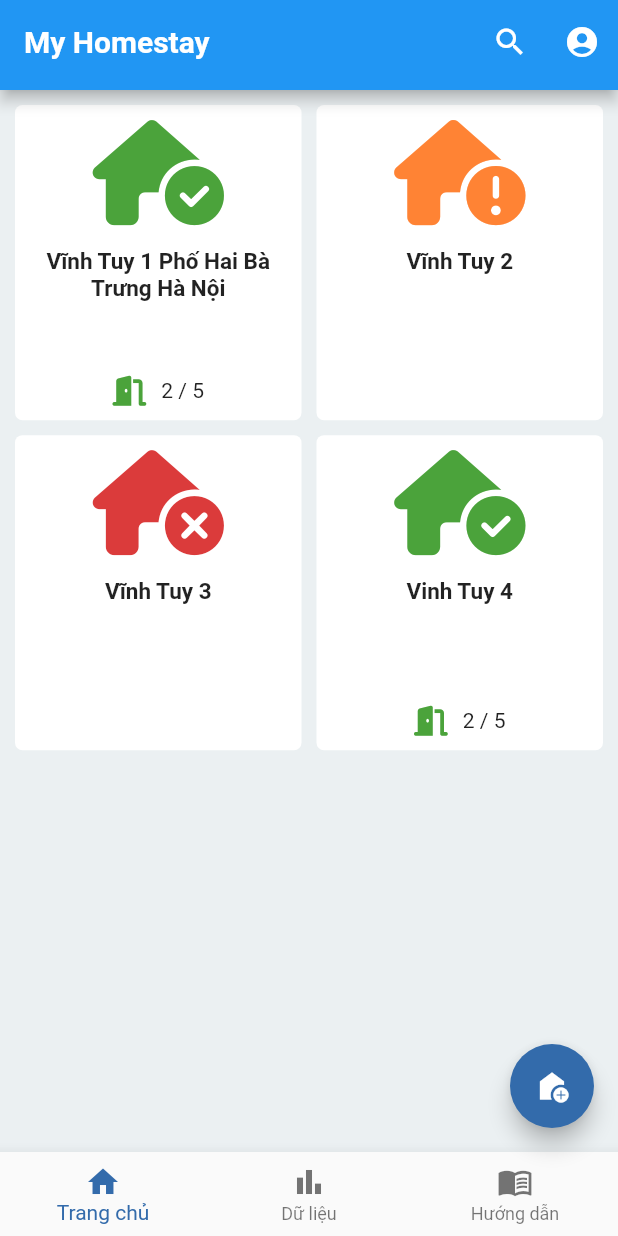
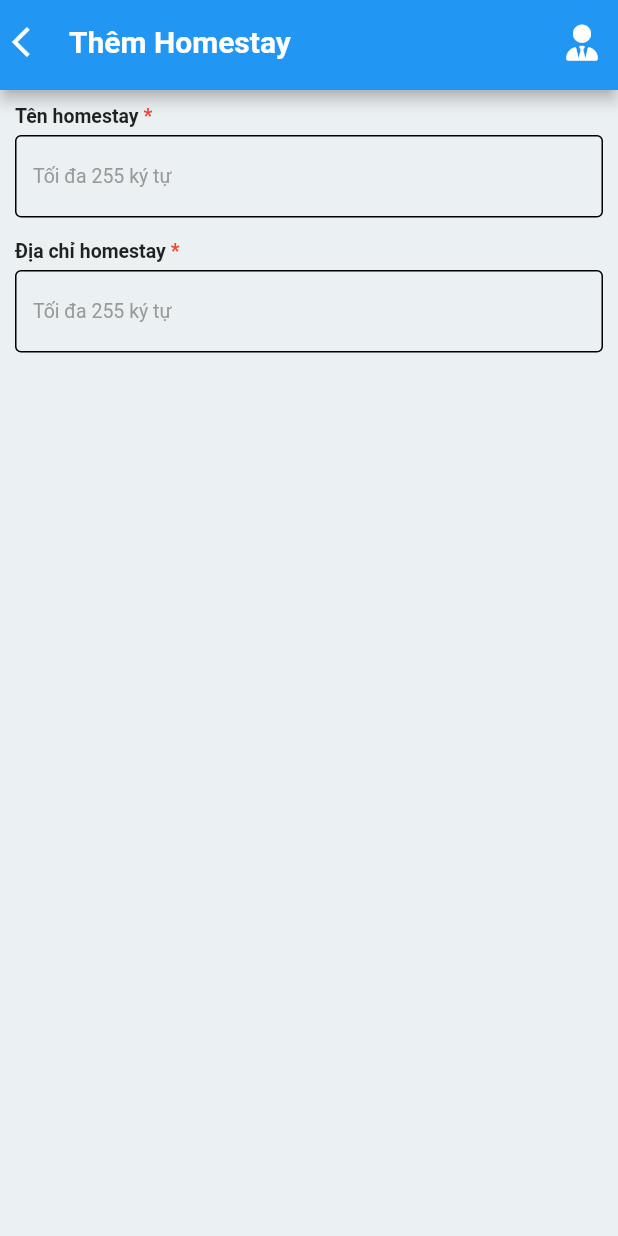
Before and after one commit to BigB0y95/manage_homestay, a Flutter app: the screen it shows after launch, after a tap on the "add home" icon, on a phone screen of 412 x 824 dp. Run offline on Flutter 3.47's test engine with Material 2 defaults, Android fonts, the phone set to English and light mode, and no system bars; our stand-ins replace flutter_speed_dial, font_awesome_flutter, get, infinite_scroll_pagination.

Commit message:
add source 2022/12/25

```diff
--- a/lib/constants/color.dart
+++ b/lib/constants/color.dart
@@ -6,6 +6,7 @@ class AppColor {
   // static const Color appBackground = Color.fromRGBO(250, 250, 250, 1);
   static const Color appBackground = Color.fromRGBO(235, 240, 242, 1);
   static const Color subTextColor = Color.fromRGBO(0x99, 0x99, 0x99, 1); // #999999
+  static const Color editIconColor = Color.fromRGBO(164, 171, 182, 1);
   // trạng thái homestay, phòng
   // static const Color emptyStatus = Color.fromRGBO(164, 171, 182, 1);
   // static const Color inhabitedStatus = Color.fromRGBO(86, 240, 0, 1);
@@ -27,4 +28,6 @@ class AppColor {
 
   static const Color planningColor = Color.fromRGBO(147, 91, 163, 1);
   static const Color onHoldColor = Color.fromRGBO(219, 83, 131, 1);
+
+  static const Color hintTextColor = Color.fromRGBO(0x99, 0x99, 0x99, 1); // #999999
 }
--- /dev/null
+++ b/lib/utils/device/device_utils.dart
@@ -0,0 +1,32 @@
+//
+import 'package:flutter/material.dart';
+
+/// Helper class for device related operations.
+///
+class DeviceUtils {
+  ///
+  /// hides the keyboard if its already open
+  ///
+  static hideKeyboard(BuildContext context) {
+    FocusScope.of(context).unfocus();
+  }
+
+  ///
+  /// accepts a double [scale] and returns scaled sized based on the screen
+  /// orientation
+  ///
+  static double getScaledSize(BuildContext context, double scale) =>
+      scale * (MediaQuery.of(context).orientation == Orientation.portrait ? MediaQuery.of(context).size.width : MediaQuery.of(context).size.height);
+
+  ///
+  /// accepts a double [scale] and returns scaled sized based on the screen
+  /// width
+  ///
+  static double getScaledWidth(BuildContext context, double scale) => scale * MediaQuery.of(context).size.width;
+
+  ///
+  /// accepts a double [scale] and returns scaled sized based on the screen
+  /// height
+  ///
+  static double getScaledHeight(BuildContext context, double scale) => scale * MediaQuery.of(context).size.height;
+}
--- a/lib/widgets/common/app_bar_widget.dart
+++ b/lib/widgets/common/app_bar_widget.dart
@@ -1,10 +1,13 @@
 import 'package:flutter/cupertino.dart';
 import 'package:flutter/material.dart';
+import 'package:font_awesome_flutter/font_awesome_flutter.dart';
 
 class AppBarWidget extends StatefulWidget implements PreferredSizeWidget {
   final String title;
+  final bool isHome;
+  final bool isFilter;
 
-  const AppBarWidget({Key? key, required this.title}) : super(key: key);
+  const AppBarWidget({Key? key, required this.title, this.isHome = false, this.isFilter = true}) : super(key: key);
 
   @override
   State<AppBarWidget> createState() => _AppBarWidgetState();
@@ -21,15 +24,24 @@ class _AppBarWidgetState extends State<AppBarWidget> {
         widget.title,
         style: const TextStyle(fontWeight: FontWeight.bold),
       ),
+      leadingWidth: !widget.isHome ? 30 : 0,
+      leading: !widget.isHome
+          ? IconButton(
+              icon: const Icon(Icons.arrow_back_ios),
+              onPressed: () => Navigator.of(context).pop(),
+            )
+          : const SizedBox(),
       actions: [
+        widget.isFilter
+            ? IconButton(
+                icon: const Icon(Icons.filter_list),
+                tooltip: 'Lọc dữ liệu',
+                onPressed: () {},
+              )
+            : Container(),
         IconButton(
-          icon: const Icon(Icons.search),
-          tooltip: 'Search',
-          onPressed: () {},
-        ),
-        IconButton(
-          icon: const Icon(Icons.account_circle),
-          tooltip: 'Profile',
+          icon: const FaIcon(FontAwesomeIcons.userTie),
+          tooltip: 'Thông tin người dùng',
           onPressed: () {},
         ),
       ],
--- /dev/null
+++ b/lib/widgets/common/input_text_field_widget.dart
@@ -0,0 +1,100 @@
+import 'package:flutter/cupertino.dart';
+import 'package:flutter/material.dart';
+import 'package:manager_homestay_app/constants/color.dart';
+
+class InputTextFieldWidget extends StatefulWidget {
+  final String label;
+  final bool isRequired;
+  final String? hint;
+  final String? initialValue;
+  final bool? autoFocus;
+  final bool? isReadOnly;
+  final bool? moreLines;
+  final bool? textUnderline;
+  final int? maxLineHintText;
+  final double? fontSize;
+  final bool? isPassword;
+  final double? marginBottom;
+  final TextInputType? textInputType;
+  final Function(String) onChanged;
+
+  const InputTextFieldWidget(
+      {Key? key,
+      required this.label,
+      this.isRequired = false,
+      this.hint,
+      this.initialValue,
+      this.autoFocus,
+      this.isReadOnly,
+      this.moreLines,
+      this.textUnderline,
+      this.maxLineHintText,
+      this.fontSize,
+      this.isPassword,
+      this.marginBottom,
+      this.textInputType,
+      required this.onChanged})
+      : super(key: key);
+
+  @override
+  State<InputTextFieldWidget> createState() => _InputTextFieldWidgetState();
+}
+
+class _InputTextFieldWidgetState extends State<InputTextFieldWidget> {
+  TextStyle labelBoldStyle = const TextStyle(fontSize: 13, fontWeight: FontWeight.w700);
+  TextStyle requiredIconBoldStyle = const TextStyle(fontSize: 13, fontWeight: FontWeight.w700, color: Colors.red);
+  @override
+  Widget build(BuildContext context) {
+    return Container(
+      margin: EdgeInsets.only(bottom: widget.marginBottom ?? 15),
+      child: Column(
+        children: [
+          Container(
+            margin: EdgeInsets.only(bottom: 5),
+            child: Row(
+              children: [
+                Text(widget.label, style: labelBoldStyle),
+                Text(widget.isRequired ? ' *' : '', style: requiredIconBoldStyle),
+              ],
+            ),
+          ),
+          Container(
+            child: TextFormField(
+              enabled: widget.isReadOnly == true ? false : true,
+              readOnly: widget.isReadOnly ?? false,
+              autofocus: widget.autoFocus ?? false,
+              initialValue: widget.initialValue,
+              maxLines: widget.moreLines == true ? null : 1,
+              style: TextStyle(
+                fontSize: widget.fontSize ?? 13,
+                // height: 16 / 13,
+                overflow: TextOverflow.ellipsis,
+                decoration: widget.textUnderline == true ? TextDecoration.underline : TextDecoration.none,
+              ),
+              strutStyle: StrutStyle(
+                fontSize: 12,
+                // height: 16 / 13,
+              ),
+              decoration: InputDecoration(
+                hintText: widget.hint,
+                hintMaxLines: widget.maxLineHintText,
+                hintStyle: TextStyle(
+                  color: AppColor.hintTextColor,
+                  fontSize: widget.fontSize ?? 13,
+                ),
+                border: const OutlineInputBorder(),
+                enabledBorder: OutlineInputBorder(
+                  borderSide: BorderSide(color: widget.isReadOnly == true ? AppColor.hintTextColor : Colors.black, width: 1.0),
+                ),
+              ),
+              onChanged: widget.onChanged,
+              textInputAction: TextInputAction.next,
+              obscureText: widget.isPassword ?? false,
+              keyboardType: widget.textInputType ?? TextInputType.text,
+            ),
+          ),
+        ],
+      ),
+    );
+  }
+}
--- a/lib/widgets/common/paginated_grid_widget.dart
+++ b/lib/widgets/common/paginated_grid_widget.dart
@@ -20,6 +20,7 @@ class PaginatedGridWidget extends StatelessWidget {
   final double childRatio;
   final bool isLoading;
   final bool shrinkWrap;
+  final bool isSliver;
   final double refreshDisplacement;
   final ScrollController? scrollController;
   final Widget? widgetAboveList;
@@ -40,6 +41,7 @@ class PaginatedGridWidget extends StatelessWidget {
       this.childRatio = 1,
       this.isLoading = true,
       this.shrinkWrap = true,
+      this.isSliver = false,
       this.refreshDisplacement = 40,
       this.scrollController,
       this.widgetAboveList})
@@ -62,7 +64,7 @@ class PaginatedGridWidget extends StatelessWidget {
       child: CustomRefreshIndicator(
         displacement: refreshDisplacement,
         onRefresh: () => Future.sync(() => {refresh(refreshPage)}),
-        child: _buildNormalGridView(),
+        child: isSliver ? _buildSliverGridView() : _buildNormalGridView(),
       ),
     );
   }
@@ -84,4 +86,32 @@ class PaginatedGridWidget extends StatelessWidget {
       ),
     );
   }
+
+  Widget _buildSliverGridView() {
+    return CustomScrollView(
+      clipBehavior: Clip.none,
+      shrinkWrap: shrinkWrap,
+      controller: scrollController,
+      physics: const AlwaysScrollableScrollPhysics(),
+      scrollDirection: isHorizontal ? Axis.horizontal : Axis.vertical,
+      slivers: [
+        SliverToBoxAdapter(child: widgetAboveList ?? const SizedBox()),
+        PagedSliverGrid(
+          pagingController: pagingController,
+          addAutomaticKeepAlives: false,
+          gridDelegate: _buildSliverGrid(),
+          builderDelegate: PagedChildBuilderDelegate<dynamic>(
+            firstPageProgressIndicatorBuilder: isLoading == true ? (context) => const LoadingWidget() : null,
+            newPageProgressIndicatorBuilder: (context) => const LoadingWidget(),
+            noItemsFoundIndicatorBuilder: (context) => const NoData(),
+            itemBuilder: (context, item, index) => itemBuilder(context, item, index),
+          ),
+        ),
+        SliverFillRemaining(
+          hasScrollBody: false,
+          child: Container(),
+        ),
+      ],
+    );
+  }
 }
--- /dev/null
+++ b/lib/widgets/common/template_page_widget.dart
@@ -0,0 +1,37 @@
+import 'package:flutter/cupertino.dart';
+import 'package:flutter/material.dart';
+import 'package:manager_homestay_app/constants/color.dart';
+
+import 'app_bar_widget.dart';
+
+class TemplatePageWidget extends StatefulWidget {
+  final String title;
+  final bool isFilter;
+  final bool isHome;
+  final Widget body;
+  final Widget? floatingActionButton;
+  const TemplatePageWidget({Key? key, this.title = '', this.isFilter = true, this.isHome = false, required this.body, this.floatingActionButton})
+      : super(key: key);
+
+  @override
+  State<TemplatePageWidget> createState() => _TemplatePageWidgetState();
+}
+
+class _TemplatePageWidgetState extends State<TemplatePageWidget> {
+  @override
+  Widget build(BuildContext context) {
+    return Scaffold(
+        appBar: AppBarWidget(
+          title: widget.title,
+          isFilter: widget.isFilter,
+          isHome: widget.isHome,
+        ),
+        body: Container(
+          height: double.infinity,
+          color: AppColor.appBackground,
+          padding: const EdgeInsets.all(10),
+          child: widget.body,
+        ),
+        floatingActionButton: widget.floatingActionButton ?? Container());
+  }
+}
--- /dev/null
+++ b/lib/widgets/my_home_page/homestay_page/add_homestay_widget.dart
@@ -0,0 +1,50 @@
+import 'package:flutter/cupertino.dart';
+import 'package:flutter/material.dart';
+import 'package:get/get.dart';
+import 'package:manager_homestay_app/constants/color.dart';
+import 'package:manager_homestay_app/utils/device/device_utils.dart';
+import 'package:manager_homestay_app/widgets/common/input_text_field_widget.dart';
+import 'package:manager_homestay_app/widgets/common/template_page_widget.dart';
+
+class AddHomestayWidget extends StatefulWidget {
+  const AddHomestayWidget({Key? key}) : super(key: key);
+
+  @override
+  State<AddHomestayWidget> createState() => _AddHomestayWidgetState();
+}
+
+class _AddHomestayWidgetState extends State<AddHomestayWidget> {
+  final _homestayName = ''.obs;
+  final _homestayAddress = ''.obs;
+
+  var messageHomestayName = <String>[].obs;
+  var messageHomestayAddress = <String>[].obs;
+  @override
+  Widget build(BuildContext context) {
+    return TemplatePageWidget(title: 'Thêm Homestay', isFilter: false, body: body());
+  }
+
+  Widget body() {
+    return GestureDetector(
+      onTap: () {
+        DeviceUtils.hideKeyboard(context);
+      },
+      child: ListView(
+        children: [
+          InputTextFieldWidget(
+            label: 'Tên homestay',
+            isRequired: true,
+            hint: 'Tối đa 255 ký tự',
+            onChanged: (String value) => setState(() => _homestayName.value = value),
+          ),
+          InputTextFieldWidget(
+            label: 'Địa chỉ homestay',
+            isRequired: true,
+            hint: 'Tối đa 255 ký tự',
+            onChanged: (String value) => setState(() => _homestayAddress.value = value),
+          )
+        ],
+      ),
+    );
+  }
+}
--- a/lib/widgets/my_home_page/homestay_page/homestay_list_widget.dart
+++ b/lib/widgets/my_home_page/homestay_page/homestay_list_widget.dart
@@ -28,13 +28,19 @@ class _HomestayListState extends State<HomestayList> {
   }
 
   Future<void> _fetchPage(int page) async {
+    homestayList.add(Homestay(
+        id: 1,
+        name: 'Vĩnh Tuy 1 Phố Hai Bà Trưng Hà Nội',
+        status: 0,
+        address: 'Số 15, phố Vĩnh Tuy, Hai Bà Trưng, Hà Nội',
+        operationStartDate: DateTime.now(),
+        rooms: [
+          Room(id: 1, name: 'phòng 101', type: 0, price: 120000, status: 0),
+          Room(id: 2, name: 'phòng 102', type: 0, price: 120000, status: 1),
+          Room(id: 3, name: 'phòng 103', type: 0, price: 120000, status: 2)
+        ]));
     homestayList
-        .add(Homestay(id: 1, name: 'Vĩnh Tuy 1 Phố Hai Bà Trưng Hà Nội', status: 0, address: 'Số 15, phố Vĩnh Tuy', operationStartDate: DateTime.now(), rooms: [
-      Room(id: 1, name: 'phòng 101', type: 0, price: 120000, status: 0),
-      Room(id: 2, name: 'phòng 102', type: 0, price: 120000, status: 1),
-      Room(id: 3, name: 'phòng 103', type: 0, price: 120000, status: 2)
-    ]));
-    homestayList.add(Homestay(id: 2, name: 'Vĩnh Tuy 2', status: 1, address: 'Số 15, phố Vĩnh Tuy', operationStartDate: DateTime.now()));
+        .add(Homestay(id: 2, name: 'Vĩnh Tuy 2', status: 1, address: 'Số 1, Phạm Huy Thông, Ngọc Khánh, Ba Đình, Hà Nội', operationStartDate: DateTime.now()));
     homestayList.add(Homestay(id: 3, name: 'Vĩnh Tuy 3', status: 2, address: 'Số 15, phố Vĩnh Tuy', operationStartDate: DateTime.now()));
     homestayList.add(Homestay(id: 4, name: 'Vinh Tuy 4', status: 0, address: 'Số 15, phố Vĩnh Tuy', operationStartDate: DateTime.now()));
     _pagingController.appendLastPage(homestayList);
@@ -56,7 +62,7 @@ class _HomestayListState extends State<HomestayList> {
         pagingController: _pagingController,
         refresh: onRefresh,
         refreshPage: 1,
-        childRatio: 1 / 1.1,
+        childRatio: 1 / 1,
         itemBuilder: (context, item, index) => HomestayWidget(homestay: item),
       ),
     );
--- a/lib/widgets/my_home_page/homestay_page/homestay_widget.dart
+++ b/lib/widgets/my_home_page/homestay_page/homestay_widget.dart
@@ -37,7 +37,7 @@ class _HomestayWidgetState extends State<HomestayWidget> {
       padding: const EdgeInsets.all(10),
       child: InkWell(
         onTap: () {
-          Get.to(() => const RoomListWidget(), transition: Transition.rightToLeft);
+          Get.to(() => RoomListWidget(homestay: widget.homestay), transition: Transition.rightToLeft);
         },
         child: Column(
           children: [
@@ -59,25 +59,40 @@ class _HomestayWidgetState extends State<HomestayWidget> {
                   widget.homestay.name ?? '',
                   overflow: TextOverflow.ellipsis,
                   textAlign: TextAlign.center,
-                  maxLines: 3,
+                  maxLines: 2,
                   style: const TextStyle(fontWeight: FontWeight.w700, fontSize: 15),
                 ),
               ),
             ),
+            // Expanded(
+            //   child: Container(
+            //     margin: const EdgeInsets.only(bottom: 10),
+            //     width: double.infinity,
+            //     child: Text(
+            //       widget.homestay.address ?? '',
+            //       overflow: TextOverflow.ellipsis,
+            //       // textAlign: TextAlign.center,
+            //       maxLines: 2,
+            //       style: const TextStyle(fontSize: 13),
+            //     ),
+            //   ),
+            // ),
             widget.homestay.status == 0
-                ? Container(
+                ? SizedBox(
+                    height: 20,
                     width: double.infinity,
-                    margin: const EdgeInsets.only(right: 10.0, left: 10.0),
                     child: Row(
-                      mainAxisAlignment: MainAxisAlignment.center,
+                      mainAxisAlignment: MainAxisAlignment.spaceBetween,
+                      children: [
+                        Row(
                           children: [
                             const FaIcon(
                               FontAwesomeIcons.doorOpen,
-                          size: 20,
+                              size: 18,
                               color: AppColor.emptyStatus,
                             ),
                             Container(
-                          margin: const EdgeInsets.only(left: 10),
+                              margin: const EdgeInsets.only(left: 8),
                               alignment: Alignment.bottomLeft,
                               child: const Text(
                                 '2 / 5',
@@ -89,8 +104,29 @@ class _HomestayWidgetState extends State<HomestayWidget> {
                             ),
                           ],
                         ),
+                        InkWell(
+                          onTap: () {},
+                          child: const FaIcon(
+                            FontAwesomeIcons.penToSquare,
+                            size: 18,
+                            color: AppColor.pastDueColor,
+                          ),
+                        ),
+                      ],
+                    ),
                   )
-                : Container()
+                : Container(
+                    alignment: Alignment.centerRight,
+                    width: double.infinity,
+                    child: InkWell(
+                      onTap: () {},
+                      child: const FaIcon(
+                        FontAwesomeIcons.penToSquare,
+                        size: 18,
+                        color: AppColor.pastDueColor,
+                      ),
+                    ),
+                  ),
           ],
         ),
       ),
--- a/lib/widgets/my_home_page/my_home_page_widget.dart
+++ b/lib/widgets/my_home_page/my_home_page_widget.dart
@@ -1,8 +1,11 @@
 import 'package:flutter/cupertino.dart';
 import 'package:flutter/material.dart';
+import 'package:get/get.dart';
+import 'package:get/get_core/src/get_main.dart';
 import 'package:manager_homestay_app/constants/color.dart';
 import 'package:manager_homestay_app/widgets/common/app_bar_widget.dart';
 
+import 'homestay_page/add_homestay_widget.dart';
 import 'homestay_page/homestay_list_widget.dart';
 
 class MyHomePageWidget extends StatefulWidget {
@@ -29,13 +32,16 @@ class _MyHomePageWidgetState extends State<MyHomePageWidget> {
   }
 
   void _addHomestay() {
-    setState(() {});
+    Get.to(() => const AddHomestayWidget(), transition: Transition.rightToLeft);
   }
 
   @override
   Widget build(BuildContext context) {
     return Scaffold(
-      appBar: const AppBarWidget(title: 'My Homestay'),
+      appBar: const AppBarWidget(
+        title: 'My Homestay',
+        isHome: true,
+      ),
       body: Center(
         child: _widgetOptions.elementAt(_selectedIndex),
       ),
--- a/lib/widgets/my_home_page/room_page/room_list_widget.dart
+++ b/lib/widgets/my_home_page/room_page/room_list_widget.dart
@@ -4,13 +4,15 @@ import 'package:flutter_speed_dial/flutter_speed_dial.dart';
 import 'package:get/get.dart';
 import 'package:infinite_scroll_pagination/infinite_scroll_pagination.dart';
 import 'package:manager_homestay_app/constants/color.dart';
+import 'package:manager_homestay_app/models/homestay/homestay.dart';
 import 'package:manager_homestay_app/models/room/room.dart';
 import 'package:manager_homestay_app/widgets/common/app_bar_widget.dart';
 import 'package:manager_homestay_app/widgets/common/paginated_grid_widget.dart';
 import 'package:manager_homestay_app/widgets/my_home_page/room_page/room_widget.dart';
 
 class RoomListWidget extends StatefulWidget {
-  const RoomListWidget({Key? key}) : super(key: key);
+  final Homestay homestay;
+  const RoomListWidget({Key? key, required this.homestay}) : super(key: key);
 
   @override
   State<RoomListWidget> createState() => _RoomListWidgetState();
@@ -63,6 +65,8 @@ class _RoomListWidgetState extends State<RoomListWidget> {
           color: AppColor.appBackground,
           padding: const EdgeInsets.all(10),
           child: PaginatedGridWidget(
+            isSliver: true,
+            widgetAboveList: noteWidget(),
             gridCount: 3,
             scrollController: ScrollController(),
             pagingController: _pagingController,
@@ -82,10 +86,7 @@ class _RoomListWidgetState extends State<RoomListWidget> {
           backgroundColor: AppColor.pastDueColor,
           children: [
             SpeedDialChild(
-                  child: const Icon(Icons.exposure_plus_1, color: Colors.white),
-                  label: 'thêm một phòng',
-                  backgroundColor: AppColor.planningColor,
-                  onTap: () {}),
+                child: const Icon(Icons.exposure_plus_1, color: Colors.white), label: 'thêm một phòng', backgroundColor: AppColor.planningColor, onTap: () {}),
             SpeedDialChild(
               child: const Icon(Icons.add_to_photos, color: Colors.white),
               label: 'thêm nhiều phòng',
@@ -94,11 +95,33 @@ class _RoomListWidgetState extends State<RoomListWidget> {
             ),
           ],
         ),
-          // floatingActionButton: FloatingActionButton(
-          //   onPressed: _addRoom,
-          //   tooltip: 'add room',
-          //   child: const Icon(Icons.add),
-          // ),
-        ));
+      ),
+    );
+  }
+
+  Widget noteWidget() {
+    return Container(
+      height: 50,
+      padding: const EdgeInsets.only(bottom: 20),
+      child: Column(
+        children: [
+          SizedBox(
+            width: double.infinity,
+            child: Text(
+              widget.homestay.name ?? '',
+              style: const TextStyle(fontSize: 13, fontWeight: FontWeight.w700),
+            ),
+          ),
+          SizedBox(
+            width: double.infinity,
+            // margin: const EdgeInsets.only(left: 5, right: 5),
+            child: Text(
+              widget.homestay.address ?? '',
+              style: const TextStyle(fontSize: 13),
+            ),
+          ),
+        ],
+      ),
+    );
   }
 }
```
Lines whose indentation alone changed are shown as unchanged.
